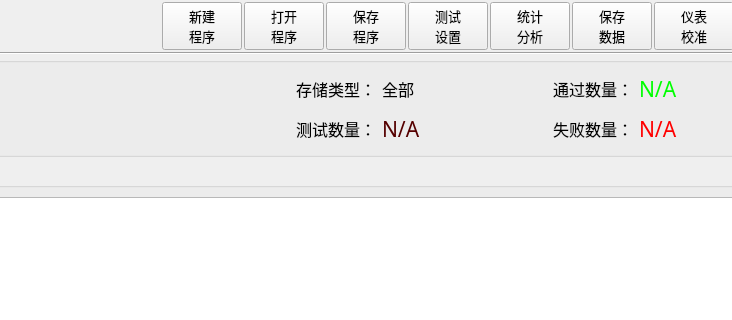
The window that MeterMode/clsMeterMode.ui (caicaiking/WKEFactoryView2014) describes before a commit, drawn with Qt 5; both pictures show x 462 to 1194 and y 0 to 320 of the 1280 by 768 pixel window.
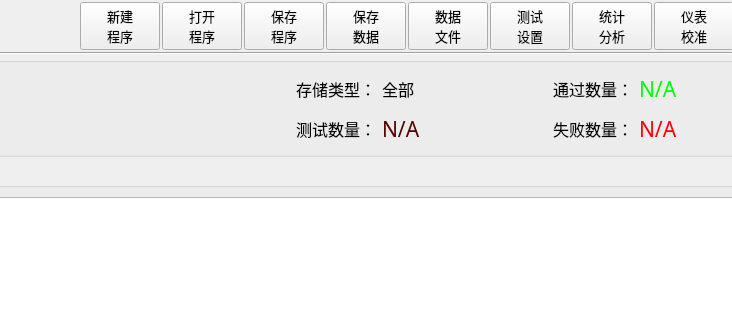
The same window after the commit. Icons and pictures are not drawn. Custom widgets are drawn as their Qt base class.

Commit message: 完成了仪表模式的save数据功能

What changed in the file:
```diff
--- a/MeterMode/clsMeterMode.ui
+++ b/MeterMode/clsMeterMode.ui
@@ -354,6 +354,84 @@
         </property>
        </widget>
       </item>
+      <item>
+       <widget class="QPushButton" name="btnExportData">
+        <property name="minimumSize">
+         <size>
+          <width>0</width>
+          <height>40</height>
+         </size>
+        </property>
+        <property name="font">
+         <font>
+          <family>楷体</family>
+          <pointsize>10</pointsize>
+         </font>
+        </property>
+        <property name="toolTip">
+         <string>&lt;html&gt;&lt;head/&gt;&lt;body&gt;&lt;p&gt;保存测试数据，可以新建一个数据文件，也可以写入上次存储的数据文件。&lt;/p&gt;&lt;/body&gt;&lt;/html&gt;</string>
+        </property>
+        <property name="text">
+         <string>保存
+数据</string>
+        </property>
+        <property name="icon">
+         <iconset resource="../recFile/myRes.qrc">
+          <normaloff>:/Icons/stepSave.png</normaloff>:/Icons/stepSave.png</iconset>
+        </property>
+        <property name="iconSize">
+         <size>
+          <width>20</width>
+          <height>20</height>
+         </size>
+        </property>
+        <property name="checkable">
+         <bool>false</bool>
+        </property>
+        <property name="autoExclusive">
+         <bool>false</bool>
+        </property>
+       </widget>
+      </item>
+      <item>
+       <widget class="QPushButton" name="btnSaveData">
+        <property name="minimumSize">
+         <size>
+          <width>0</width>
+          <height>40</height>
+         </size>
+        </property>
+        <property name="font">
+         <font>
+          <family>楷体</family>
+          <pointsize>10</pointsize>
+         </font>
+        </property>
+        <property name="toolTip">
+         <string>&lt;html&gt;&lt;head/&gt;&lt;body&gt;&lt;p&gt;保存测试数据，可以新建一个数据文件，也可以写入上次存储的数据文件。&lt;/p&gt;&lt;/body&gt;&lt;/html&gt;</string>
+        </property>
+        <property name="text">
+         <string>数据
+文件</string>
+        </property>
+        <property name="icon">
+         <iconset resource="../recFile/myRes.qrc">
+          <normaloff>:/Icons/dataFile.png</normaloff>:/Icons/dataFile.png</iconset>
+        </property>
+        <property name="iconSize">
+         <size>
+          <width>20</width>
+          <height>20</height>
+         </size>
+        </property>
+        <property name="checkable">
+         <bool>false</bool>
+        </property>
+        <property name="autoExclusive">
+         <bool>false</bool>
+        </property>
+       </widget>
+      </item>
       <item>
        <widget class="QPushButton" name="btnSetStep">
         <property name="minimumSize">
@@ -435,45 +513,6 @@
         </property>
        </widget>
       </item>
-      <item>
-       <widget class="QPushButton" name="btnSaveData">
-        <property name="minimumSize">
-         <size>
-          <width>0</width>
-          <height>40</height>
-         </size>
-        </property>
-        <property name="font">
-         <font>
-          <family>楷体</family>
-          <pointsize>10</pointsize>
-         </font>
-        </property>
-        <property name="toolTip">
-         <string>&lt;html&gt;&lt;head/&gt;&lt;body&gt;&lt;p&gt;保存测试数据，可以新建一个数据文件，也可以写入上次存储的数据文件。&lt;/p&gt;&lt;/body&gt;&lt;/html&gt;</string>
-        </property>
-        <property name="text">
-         <string>保存
-数据</string>
-        </property>
-        <property name="icon">
-         <iconset resource="../recFile/myRes.qrc">
-          <normaloff>:/Icons/stepSave.png</normaloff>:/Icons/stepSave.png</iconset>
-        </property>
-        <property name="iconSize">
-         <size>
-          <width>20</width>
-          <height>20</height>
-         </size>
-        </property>
-        <property name="checkable">
-         <bool>false</bool>
-        </property>
-        <property name="autoExclusive">
-         <bool>false</bool>
-        </property>
-       </widget>
-      </item>
       <item>
        <widget class="QPushButton" name="btnCalibration">
         <property name="minimumSize">
@@ -1035,16 +1074,16 @@
   </widget>
  </widget>
  <customwidgets>
-  <customwidget>
-   <class>clsMyMessageLabel</class>
-   <extends>QLabel</extends>
-   <header>clsMyMessageLabel.h</header>
-  </customwidget>
   <customwidget>
    <class>StatusLabel</class>
    <extends>QLabel</extends>
    <header>StatusLabel.h</header>
   </customwidget>
+  <customwidget>
+   <class>clsMyMessageLabel</class>
+   <extends>QLabel</extends>
+   <header>clsMyMessageLabel.h</header>
+  </customwidget>
  </customwidgets>
  <resources>
   <include location="../recFile/myRes.qrc"/>
```
The commit also changes 21 other files.
